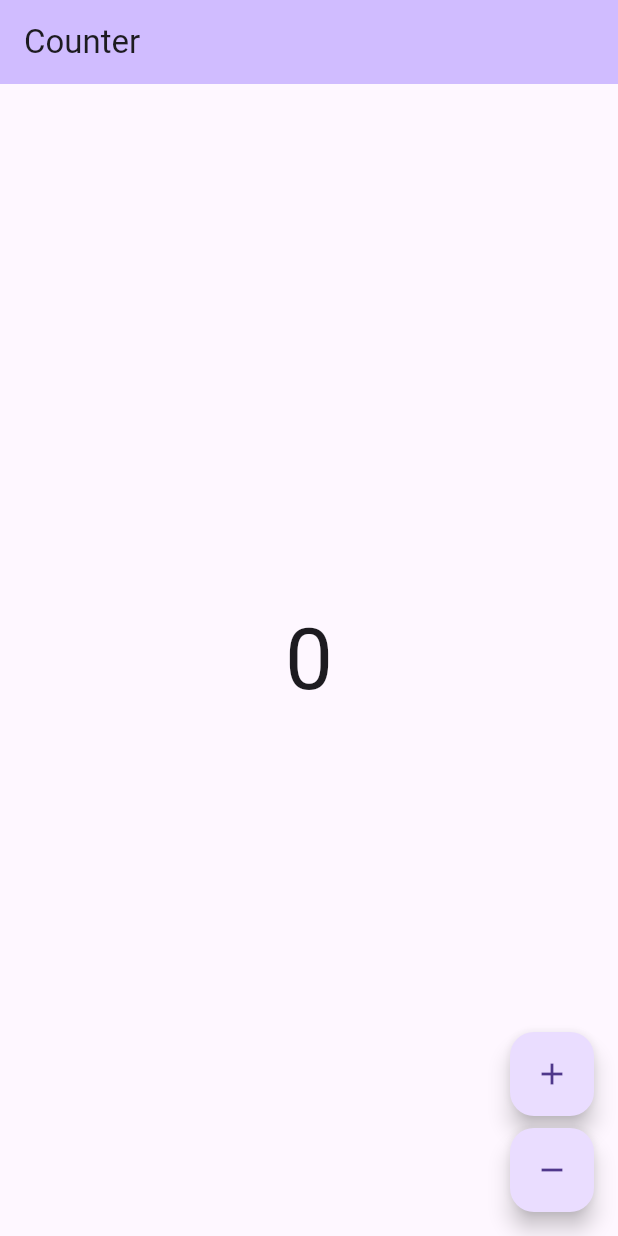
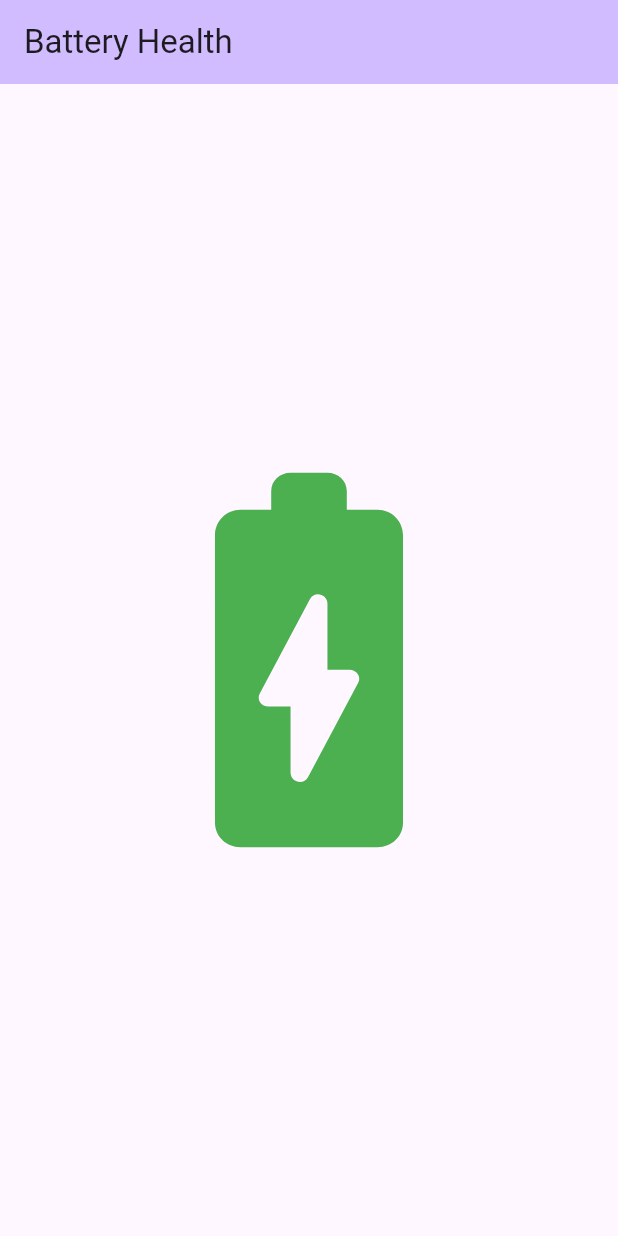
Before and after one commit to mozammal-bs23/flutter-method-channel_RnD, a Flutter app: the screen it shows after launch, on a phone screen of 412 x 824 dp. Run offline on Flutter 3.47's test engine with Material 3 defaults, Android fonts, the phone set to English and light mode, and no system bars; generated files the repository leaves out were written again.

Commit message:
Removed unnecessary files

```diff
--- a/lib/app/view/app.dart
+++ b/lib/app/view/app.dart
@@ -1,4 +1,4 @@
-import 'package:bettery_health/counter/counter.dart';
+import 'package:bettery_health/battery_heath/pages/battery_health_page.dart';
 import 'package:bettery_health/l10n/l10n.dart';
 import 'package:flutter/material.dart';
 
@@ -16,7 +16,7 @@ class App extends StatelessWidget {
       ),
       localizationsDelegates: AppLocalizations.localizationsDelegates,
       supportedLocales: AppLocalizations.supportedLocales,
-      home: const CounterPage(),
+      home: const BatteryHealthPage(),
     );
   }
 }
--- /dev/null
+++ b/lib/battery_heath/pages/battery_health_page.dart
@@ -0,0 +1,26 @@
+import 'package:flutter/material.dart';
+
+class BatteryHealthPage extends StatefulWidget {
+  const BatteryHealthPage({super.key});
+
+  @override
+  State<BatteryHealthPage> createState() => _BatteryHealthPageState();
+}
+
+class _BatteryHealthPageState extends State<BatteryHealthPage> {
+  @override
+  Widget build(BuildContext context) {
+    return Scaffold(
+      appBar: AppBar(
+        title: const Text('Battery Health'),
+      ),
+      body: const Center(
+        child: Icon(
+          Icons.battery_charging_full_rounded,
+          size: 300,
+          color: Colors.green,
+        ),
+      ),
+    );
+  }
+}
--- a/lib/counter/counter.dart
+++ /dev/null
@@ -1,2 +0,0 @@
-export 'cubit/counter_cubit.dart';
-export 'view/counter_page.dart';
--- a/lib/counter/cubit/counter_cubit.dart
+++ /dev/null
@@ -1,8 +0,0 @@
-import 'package:bloc/bloc.dart';
-
-class CounterCubit extends Cubit<int> {
-  CounterCubit() : super(0);
-
-  void increment() => emit(state + 1);
-  void decrement() => emit(state - 1);
-}
--- a/lib/counter/view/counter_page.dart
+++ /dev/null
@@ -1,55 +0,0 @@
-import 'package:bettery_health/counter/counter.dart';
-import 'package:bettery_health/l10n/l10n.dart';
-import 'package:flutter/material.dart';
-import 'package:flutter_bloc/flutter_bloc.dart';
-
-class CounterPage extends StatelessWidget {
-  const CounterPage({super.key});
-
-  @override
-  Widget build(BuildContext context) {
-    return BlocProvider(
-      create: (_) => CounterCubit(),
-      child: const CounterView(),
-    );
-  }
-}
-
-class CounterView extends StatelessWidget {
-  const CounterView({super.key});
-
-  @override
-  Widget build(BuildContext context) {
-    final l10n = context.l10n;
-    return Scaffold(
-      appBar: AppBar(title: Text(l10n.counterAppBarTitle)),
-      body: const Center(child: CounterText()),
-      floatingActionButton: Column(
-        mainAxisAlignment: MainAxisAlignment.end,
-        crossAxisAlignment: CrossAxisAlignment.end,
-        children: [
-          FloatingActionButton(
-            onPressed: () => context.read<CounterCubit>().increment(),
-            child: const Icon(Icons.add),
-          ),
-          const SizedBox(height: 8),
-          FloatingActionButton(
-            onPressed: () => context.read<CounterCubit>().decrement(),
-            child: const Icon(Icons.remove),
-          ),
-        ],
-      ),
-    );
-  }
-}
-
-class CounterText extends StatelessWidget {
-  const CounterText({super.key});
-
-  @override
-  Widget build(BuildContext context) {
-    final theme = Theme.of(context);
-    final count = context.select((CounterCubit cubit) => cubit.state);
-    return Text('$count', style: theme.textTheme.displayLarge);
-  }
-}
--- a/lib/main_development.dart
+++ b/lib/main_development.dart
@@ -1,6 +1,6 @@
 import 'package:bettery_health/app/app.dart';
-import 'package:bettery_health/bootstrap.dart';
+import 'package:flutter/material.dart';
 
-void main() {
-  bootstrap(() => const App());
+void main() async {
+  runApp(const App());
 }
--- a/lib/main_production.dart
+++ b/lib/main_production.dart
@@ -1,6 +1,6 @@
 import 'package:bettery_health/app/app.dart';
-import 'package:bettery_health/bootstrap.dart';
+import 'package:flutter/material.dart';
 
-void main() {
-  bootstrap(() => const App());
+void main() async {
+  runApp(const App());
 }
--- a/lib/main_staging.dart
+++ b/lib/main_staging.dart
@@ -1,6 +1,6 @@
 import 'package:bettery_health/app/app.dart';
-import 'package:bettery_health/bootstrap.dart';
+import 'package:flutter/material.dart';
 
-void main() {
-  bootstrap(() => const App());
+void main() async {
+  runApp(const App());
 }
--- a/pubspec.yaml
+++ b/pubspec.yaml
@@ -10,7 +10,6 @@ dependencies:
   bloc: ^8.1.4
   flutter:
     sdk: flutter
-  flutter_bloc: ^8.1.6
   flutter_localizations:
     sdk: flutter
   intl: ^0.19.0
```
Also changed, not shown: lib/bootstrap.dart (deleted, +0 -33 lines), pubspec.lock, 3 other files.
